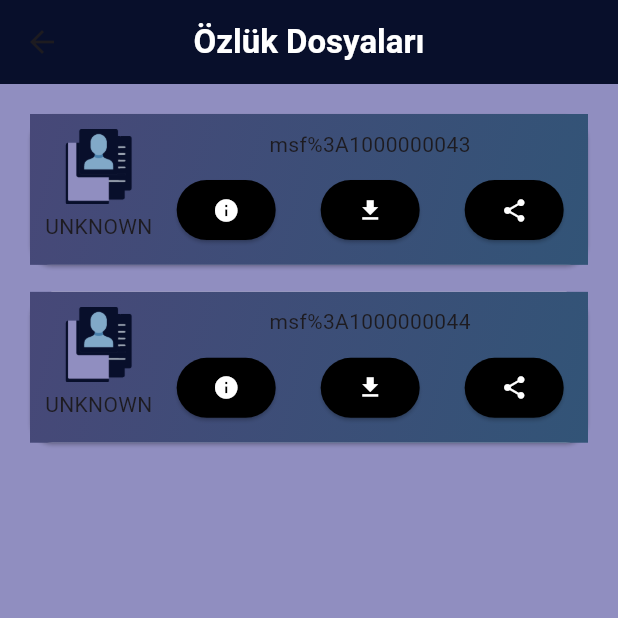
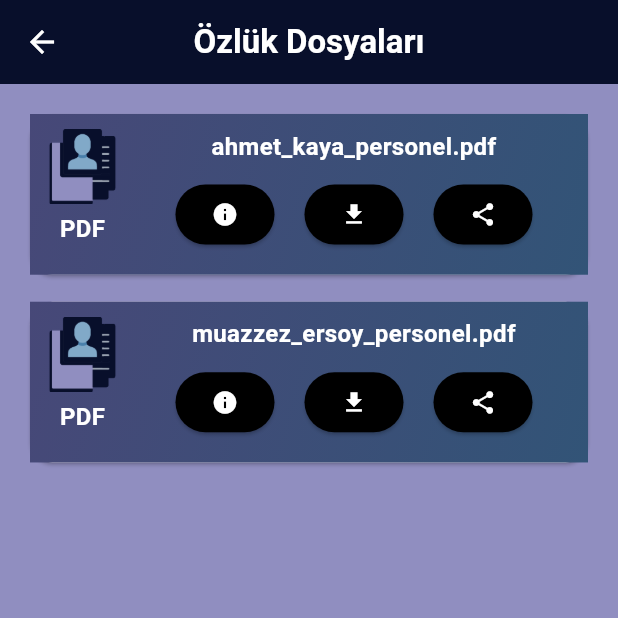
Before and after one commit to Talperengok/4D-Muhasebe, a Flutter app: the screen it shows after launch, after a tap on "Özlük Dosyaları", on a phone screen of 412 x 824 dp, the top half of it. Run offline on Flutter 3.47's test engine with Material 3 defaults, Android fonts, the light colour scheme and no system bars; our stand-ins replace file_picker, loading_animation_widget, permission_handler, share_plus.

Commit message:
Bazı düzenlemeler

```diff
--- a/lib/Components/FileCard.dart
+++ b/lib/Components/FileCard.dart
@@ -1,4 +1,7 @@
+import 'dart:io';
+
 import 'package:flutter/material.dart';
+import 'package:mime/mime.dart';
 
 class FileCard extends StatelessWidget {
   final Color gradient1;
@@ -25,11 +28,14 @@ class FileCard extends StatelessWidget {
 
   // Dosya türünü dosya yoluna göre belirleyelim
   String getFileType(String p_path) {
-    if (p_path.toLowerCase().endsWith('.pdf')) {
+    File file = File(p_path);
+    String? mimeType = lookupMimeType(file.path);
+    print(mimeType);
+    if (mimeType == 'application/pdf') {
       return "PDF";
-    } else if (p_path.toLowerCase().endsWith('.xlsx')) {
+    } else if (mimeType == 'application/vnd.ms-excel' || mimeType == 'application/vnd.openxmlformats-officedocument.spreadsheetml.sheet') {
       return "EXCEL";
-    } else if (p_path.toLowerCase().endsWith('.docx')) {
+    } else if (mimeType == 'application/vnd.openxmlformats-officedocument.wordprocessingml.document') {
       return "WORD";
     } else {
       return "UNKNOWN"; // Türü bilinmeyen dosyalar
@@ -62,7 +68,7 @@ class FileCard extends StatelessWidget {
                 Image.asset(imagePath, width: 50, height: 50),
                 const SizedBox(
                     height: 5), // Resim ile metin arasına 5px boşluk ekliyoruz
-                Text(getFileType(filePath)),
+                Text(getFileType(filePath), style: TextStyle(color: Colors.white, fontWeight: FontWeight.bold, fontSize: 16),),
               ],
             ),
             const SizedBox(
@@ -77,7 +83,7 @@ class FileCard extends StatelessWidget {
                   Text(
                     filePath.split('/').last,
                     textAlign: TextAlign.center, // Text ortalanacak
-                  ),
+                  style: TextStyle(color: Colors.white, fontWeight: FontWeight.bold, fontSize: 16),),
                   const SizedBox(
                       height: 10), // Text ile butonlar arasında boşluk
                   // Butonlar
@@ -92,7 +98,7 @@ class FileCard extends StatelessWidget {
                         onPressed: () => showInfo(),
                         child: Icon(Icons.info, color: iconColor),
                       ),
-                      const SizedBox(width: 30),
+                      const SizedBox(width: 20),
                       ElevatedButton(
                         style: ElevatedButton.styleFrom(
                           backgroundColor: buttonColor,
@@ -100,7 +106,7 @@ class FileCard extends StatelessWidget {
                         onPressed: () => downloadFile(),
                         child: Icon(Icons.download, color: iconColor),
                       ),
-                      const SizedBox(width: 30),
+                      const SizedBox(width: 20),
                       ElevatedButton(
                         style: ElevatedButton.styleFrom(
                           backgroundColor: buttonColor,
--- a/lib/Pages/User/FileViewPage.dart
+++ b/lib/Pages/User/FileViewPage.dart
@@ -1,5 +1,6 @@
 import 'package:direct_accounting/Components/FileCard.dart';
 import 'package:flutter/material.dart';
+import 'package:permission_handler/permission_handler.dart';
 import 'dart:io';
 import 'package:share_plus/share_plus.dart';
 
@@ -20,6 +21,30 @@ class FileViewPage extends StatefulWidget {
 }
 
 class _FileViewPageState extends State<FileViewPage> {
+
+  @override
+  void initState() {
+    // TODO: implement initState
+    super.initState();
+    askPermission();
+  }
+
+  Future<void> askPermission() async {
+    await Permission.manageExternalStorage.request();
+    var status = await Permission.manageExternalStorage.status;
+    if (!status.isGranted) {
+      status = await Permission.storage.request();
+      if (status.isGranted) {
+        print("Storage access granted!");
+      } else {
+        print("Storage access denied!");
+      }
+    }
+    setState(() {
+
+    });
+  }
+
   @override
   Widget build(BuildContext context) {
     double width = MediaQuery
@@ -36,6 +61,9 @@ class _FileViewPageState extends State<FileViewPage> {
         ),
         centerTitle: true,
         backgroundColor: const Color(0xFF080F2B),
+        leading: IconButton(onPressed: (){
+          Navigator.pop(context);
+        }, icon: Icon(Icons.arrow_back), color: Colors.white,),
       ),
       body: Padding(
         padding: const EdgeInsets.all(16.0),
@@ -44,7 +72,7 @@ class _FileViewPageState extends State<FileViewPage> {
             SliverGrid(
               gridDelegate: SliverGridDelegateWithFixedCrossAxisCount(
                 crossAxisCount: isMobile ? 1 : 2,
-                childAspectRatio: 3.5,
+                childAspectRatio: 3.3,
                 crossAxisSpacing: 10,
                 mainAxisSpacing: 10,
               ),
@@ -80,15 +108,30 @@ class _FileViewPageState extends State<FileViewPage> {
   }
 
   void showInfo(Map<String, dynamic> document) {
+    ///
+    ///         "fileName" : "bos_sigorta.pdf",
+    //         "filePath" : "/data/user/0/com.westsoftpro.direct_accounting/cache/file_picker/1732566649157/bos_sigorta.pdf",
+    //         "fileCreated" : DateTime.now().add(Duration(days: -3)),
+    //         "fileDownloaded" : DateTime.now,
+    //         "fileOwnerClient" : "ABK LTD.",
+    //         "fileUploadedBy" : "Admin"
+    ///
     showDialog(
       context: context,
       builder: (context) => AlertDialog(
-        title: const Text('File Info'),
-        content: const Text('TODO: Display file information.'),
+        title: const Text('Dosya Bilgileri'),
+        content: Text(
+            'Dosya İsmi : ' + document["fileName"].toString() + "\n\n" +
+                'Dosya Yolu : ' + document["filePath"].toString() + "\n\n" +
+                'Oluşturma Tarihi : ' + formatDateTime(document["fileCreated"]) + "\n\n" +
+                'Son İndirme Tarihi : ' + formatDateTime(document["fileDownloaded"]) + "\n\n" +
+                'Dosyayı Sahibi : ' + document["fileOwnerClient"].toString() + "\n\n" +
+                'Dosyayı Yükleyen : ' + document["fileUploadedBy"].toString() + "\n\n"
+        ),
         actions: [
           TextButton(
             onPressed: () => Navigator.pop(context),
-            child: const Text('Close'),
+            child: const Text('Tamam'),
           ),
         ],
       ),
@@ -102,6 +145,20 @@ class _FileViewPageState extends State<FileViewPage> {
   void shareFile(Map<String, dynamic> document) {
     // TODO: Download file logic before sharing
     print("GİRDİM ABE");
-    Share.share(document["filePath"]);
+    Share.shareXFiles([XFile(document["filePath"])], text: 'Dosya');
+  }
+
+  String formatDateTime(dynamic value) {
+    if (value is DateTime) {
+      return "${value.day.toString().padLeft(2, '0')}.${value.month.toString().padLeft(2, '0')}.${value.year} - ${value.hour.toString().padLeft(2, '0')}:${value.minute.toString().padLeft(2, '0')}";
+    } else if (value is String) {
+      DateTime dateTime = DateTime.parse(value);
+      return "${dateTime.day.toString().padLeft(2, '0')}.${dateTime.month.toString().padLeft(2, '0')}.${dateTime.year} - ${dateTime.hour.toString().padLeft(2, '0')}:${dateTime.minute.toString().padLeft(2, '0')}";
+    } else if (value is int) {
+      DateTime dateTime = DateTime.fromMillisecondsSinceEpoch(value);
+      return "${dateTime.day.toString().padLeft(2, '0')}.${dateTime.month.toString().padLeft(2, '0')}.${dateTime.year} - ${dateTime.hour.toString().padLeft(2, '0')}:${dateTime.minute.toString().padLeft(2, '0')}";
+    } else {
+      return "Geçersiz Tarih";
+    }
   }
 }
--- a/lib/Pages/User/main_menu.dart
+++ b/lib/Pages/User/main_menu.dart
@@ -1,5 +1,9 @@
+import 'dart:io';
+
 import 'package:direct_accounting/Pages/User/FileViewPage.dart';
+import 'package:file_picker/file_picker.dart';
 import 'package:flutter/material.dart';
+import 'package:permission_handler/permission_handler.dart';
 
 import '../../Components/MainMenuButton.dart';
 
@@ -15,9 +19,15 @@ class MainMenu extends StatelessWidget {
 
   // Fonksiyonlar
   Future<void> onPersonelFilesClicked(BuildContext context) async {
+    /*FilePickerResult? result = await FilePicker.platform.pickFiles(
+      type: FileType.any,
+    );
+    print(result!.paths);
+     */
     List<Map<String, dynamic>> docs =  [
       {
-       "filePath" : "content://com.android.providers.downloads.documents/document/msf%3A1000000043",
+        "fileName" : "ahmet_kaya_personel.pdf",
+       "filePath" : "/data/user/0/com.westsoftpro.direct_accounting/cache/file_picker/1732566305848/ahmet_kaya_personel.pdf",
        "fileCreated" : DateTime.now().add(Duration(days: -3)),
        "fileDownloaded" : DateTime.now,
        "fileOwnerClient" : "ABK LTD.",
@@ -25,7 +35,8 @@ class MainMenu extends StatelessWidget {
       }
       ,
       {
-        "filePath" : "content://com.android.providers.downloads.documents/document/msf%3A1000000044",
+        "fileName" : "muazzez_ersoy_personel.pdf",
+        "filePath" : "/data/user/0/com.westsoftpro.direct_accounting/cache/file_picker/1732566335435/muazzez_ersoy_personel.pdf",
         "fileCreated" : DateTime.now().add(Duration(days: -3)),
         "fileDownloaded" : DateTime.now,
         "fileOwnerClient" : "ABK LTD.",
@@ -36,15 +47,49 @@ class MainMenu extends StatelessWidget {
       context,
       MaterialPageRoute(builder: (context) => FileViewPage(documents: docs, title: "Özlük Dosyaları", imagePath: "assets/images/personel_logo.png")),
     );
-    print("Özlük Dosyaları tıklandı");
   }
 
-  void onDeclerationsClicked() {
-    print("Beyannameler tıklandı");
+  void onDeclerationsClicked(BuildContext context) {
+    List<Map<String, dynamic>> docs =  [
+      {
+        "fileName" : "YıllıkGelirVergisiBeyannamesi.xls",
+        "filePath" : "/data/user/0/com.westsoftpro.direct_accounting/cache/file_picker/1732566398146/YıllıkGelirVergisiBeyannamesi.xls",
+        "fileCreated" : DateTime.now().add(Duration(days: -3)),
+        "fileDownloaded" : DateTime.now,
+        "fileOwnerClient" : "ABK LTD.",
+        "fileUploadedBy" : "Admin"
+      }
+      ,
+      {
+        "fileName" : "ZiraiKazançlaraAitBildirim.xls",
+        "filePath" : "/data/user/0/com.westsoftpro.direct_accounting/cache/file_picker/1732566450127/ZiraiKazançlaraAitBildirim.xls",
+        "fileCreated" : DateTime.now().add(Duration(days: -3)),
+        "fileDownloaded" : DateTime.now,
+        "fileOwnerClient" : "ABK LTD.",
+        "fileUploadedBy" : "Admin"
+      }
+    ];
+    Navigator.push(
+      context,
+      MaterialPageRoute(builder: (context) => FileViewPage(documents: docs, title: "Beyannameler", imagePath: "assets/images/beyanname.png")),
+    );
   }
 
-  void onInsurancesClicked() {
-    print("Sigorta Dosyaları tıklandı");
+  void onInsurancesClicked(BuildContext context) {
+    List<Map<String, dynamic>> docs =  [
+      {
+        "fileName" : "bos_sigorta.pdf",
+        "filePath" : "/data/user/0/com.westsoftpro.direct_accounting/cache/file_picker/1732566649157/bos_sigorta.pdf",
+        "fileCreated" : DateTime.now().add(Duration(days: -3)),
+        "fileDownloaded" : DateTime.now,
+        "fileOwnerClient" : "ABK LTD.",
+        "fileUploadedBy" : "Admin"
+      }
+    ];
+    Navigator.push(
+      context,
+      MaterialPageRoute(builder: (context) => FileViewPage(documents: docs, title: "Sigorta Dosyaları", imagePath: "assets/images/sigorta.png")),
+    );
   }
 
   @override
@@ -112,9 +157,9 @@ class MainMenu extends StatelessWidget {
                     if (button['title'] == 'Özlük Dosyaları') {
                       onPersonelFilesClicked(context);
                     } else if (button['title'] == 'Beyannameler') {
-                      onDeclerationsClicked();
+                      onDeclerationsClicked(context);
                     } else if (button['title'] == 'Sigorta Dosyaları') {
-                      onInsurancesClicked();
+                      onInsurancesClicked(context);
                     }
                   },
                   gradient1: Color(0xFF474878),
@@ -149,9 +194,9 @@ class MainMenu extends StatelessWidget {
                     if (button['title'] == 'Özlük Dosyaları') {
                       onPersonelFilesClicked(context);
                     } else if (button['title'] == 'Beyannameler') {
-                      onDeclerationsClicked();
+                      onDeclerationsClicked(context);
                     } else if (button['title'] == 'Sigorta Dosyaları') {
-                      onInsurancesClicked();
+                      onInsurancesClicked(context);
                     }
                   },
                   gradient1: Color(0xFF305476),
--- a/lib/main.dart
+++ b/lib/main.dart
@@ -1,7 +1,7 @@
 import 'package:direct_accounting/Pages/User/main_menu.dart';
 import 'package:flutter/material.dart';
 
-void main() {
+Future<void> main() async {
   runApp(const MyApp());
 }
 
--- a/pubspec.yaml
+++ b/pubspec.yaml
@@ -36,6 +36,9 @@ dependencies:
   cupertino_icons: ^1.0.8  # This should only appear once
   loading_animation_widget: ^1.3.0
   share_plus: ^10.1.2
+  mime: ^2.0.0
+  permission_handler: ^11.3.1
+  file_picker: ^8.1.4
 
 dev_dependencies:
   flutter_test:
```
Also changed, not shown: pubspec.lock, 6 other files.
